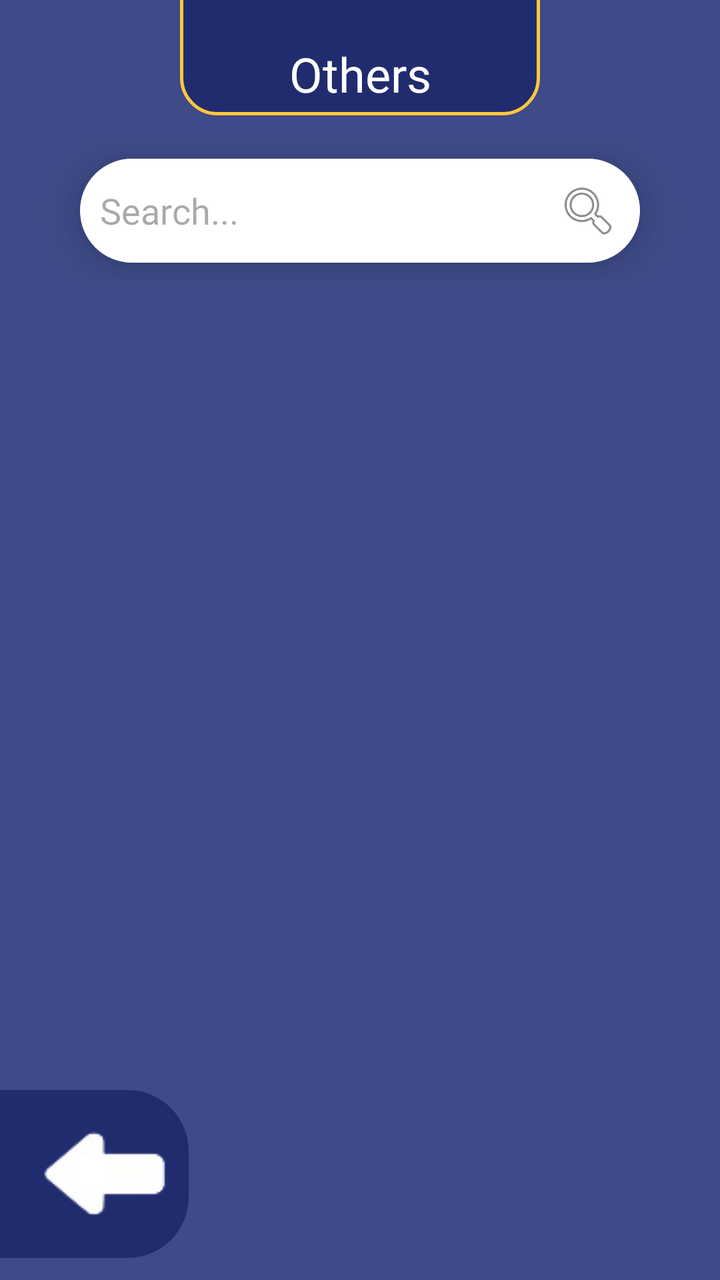
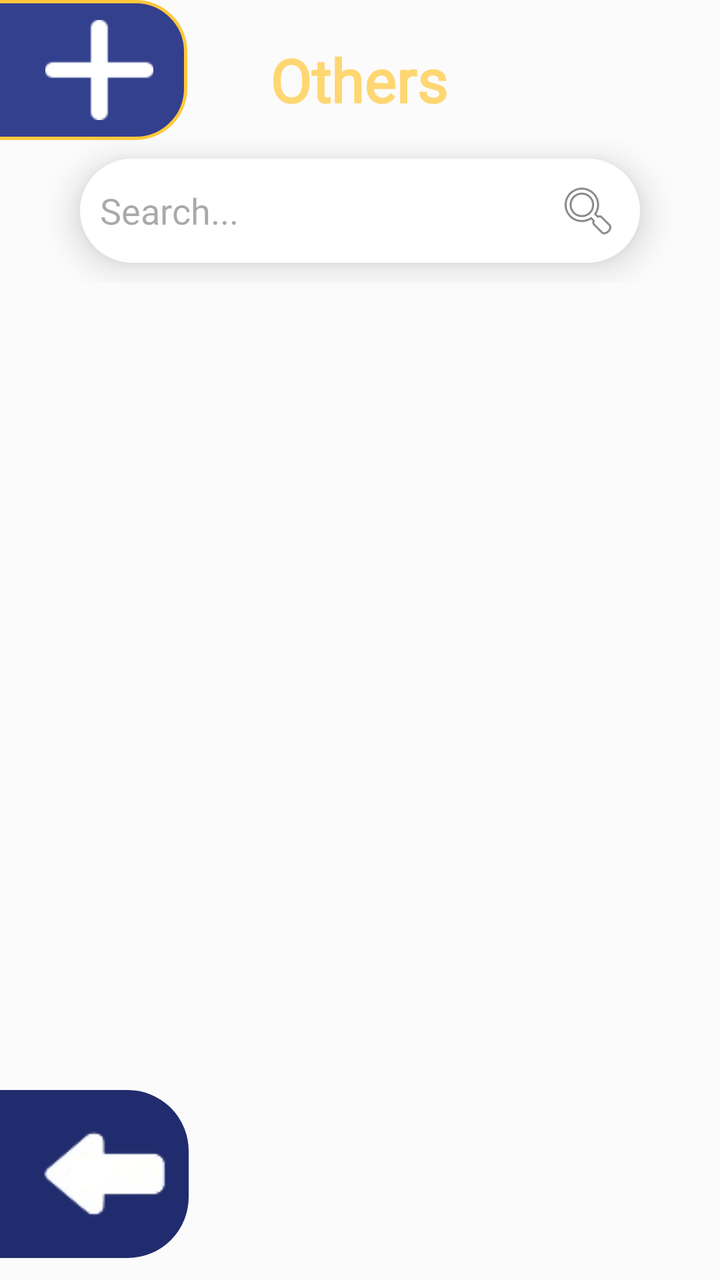

An Android layout rendered at two revisions. The XML below is the earlier revision; the diff shows what the commit changed to produce the second picture.
<!-- AndroidManifest.xml: application theme Theme.LostAndFound -->
<!-- res/layout/activity_others.xml -->
<?xml version="1.0" encoding="utf-8"?>
<androidx.constraintlayout.widget.ConstraintLayout xmlns:android="http://schemas.android.com/apk/res/android"
    xmlns:app="http://schemas.android.com/apk/res-auto"
    xmlns:tools="http://schemas.android.com/tools"
    android:id="@+id/main"
    android:background="#3F4A88"
    android:layout_width="match_parent"
    android:layout_height="match_parent"
    android:fitsSystemWindows="false"
    tools:context="activities.lostandfound.student_filters.Electronics">


    <TextView
        android:id="@+id/TV_EmptyState"
        android:layout_width="wrap_content"
        android:layout_height="wrap_content"
        android:fontFamily="@font/konkhmer"
        android:text="There are currently no lost items post"
        android:textColor="@color/white"
        android:visibility="gone"
        android:textSize="16sp"
        app:layout_constraintBottom_toBottomOf="parent"
        app:layout_constraintEnd_toEndOf="parent"
        app:layout_constraintHorizontal_bias="0.495"
        app:layout_constraintStart_toStartOf="parent"
        app:layout_constraintTop_toTopOf="parent"
        app:layout_constraintVertical_bias="0.499" />

    <androidx.recyclerview.widget.RecyclerView
        android:id="@+id/RV_LatestPosts"
        android:layout_width="match_parent"
        android:layout_height="match_parent"
        android:layout_marginStart="20dp"
        android:layout_marginTop="185dp"
        android:layout_marginEnd="20dp"
        app:layout_constraintBottom_toBottomOf="parent"
        app:layout_constraintEnd_toEndOf="parent"
        app:layout_constraintHorizontal_bias="0.0"
        app:layout_constraintStart_toStartOf="parent"
        app:layout_constraintTop_toTopOf="parent"
        app:layout_constraintVertical_bias="0.0"
        tools:listitem="@layout/lost_item_" />


    <TextView
        android:id="@+id/textView15"
        android:layout_width="match_parent"
        android:layout_height="wrap_content"
        android:layout_marginStart="90dp"
        android:layout_marginTop="-30dp"
        android:layout_marginEnd="90dp"
        android:layout_marginBottom="12dp"
        android:background="@drawable/border"
        android:fontFamily="@font/konkhmer"
        android:gravity="center"
        android:paddingTop="50dp"
        android:text="Others"
        android:textColor="@color/white"
        android:textSize="24sp"
        app:layout_constraintBottom_toTopOf="@+id/linearLayout"
        app:layout_constraintEnd_toEndOf="parent"
        app:layout_constraintHorizontal_bias="0.0"
        app:layout_constraintStart_toStartOf="parent"
        app:layout_constraintTop_toTopOf="parent"
        app:layout_constraintVertical_bias="0.466" />

    <LinearLayout
        android:id="@+id/linearLayout"
        android:layout_width="match_parent"
        android:layout_height="wrap_content"
        android:orientation="vertical"
        app:layout_constraintBottom_toBottomOf="parent"
        app:layout_constraintEnd_toEndOf="parent"
        app:layout_constraintHorizontal_bias="0.0"
        app:layout_constraintStart_toStartOf="parent"
        app:layout_constraintTop_toTopOf="parent"
        app:layout_constraintVertical_bias="0.122">

        <EditText
            android:id="@+id/ET_SearchElectronic"
            android:layout_width="match_parent"
            android:layout_height="wrap_content"
            android:layout_marginStart="40dp"
            android:layout_marginTop="10dp"
            android:layout_marginEnd="40dp"
            android:layout_marginBottom="10dp"
            android:background="@drawable/rounded_border"
            android:drawableRight="@android:drawable/ic_menu_search"
            android:elevation="10dp"
            android:fontFamily="@font/konkhmer"
            android:hint="Search..."
            android:inputType="text"
            android:textSize="18sp" />
    </LinearLayout>

    <LinearLayout
        android:id="@+id/linearLayout2"
        android:layout_width="match_parent"
        android:layout_height="wrap_content"
        android:orientation="horizontal"
        app:layout_constraintBottom_toBottomOf="parent"
        app:layout_constraintEnd_toEndOf="parent"
        app:layout_constraintHorizontal_bias="0.0"
        app:layout_constraintStart_toStartOf="parent"
        app:layout_constraintTop_toTopOf="parent"
        app:layout_constraintVertical_bias="0.98">


        <ImageView
            android:id="@+id/IV_returnBtn"
            android:layout_width="wrap_content"
            android:layout_height="wrap_content"
            android:layout_marginStart="-30dp"
            android:background="@drawable/rounded_border"
            android:backgroundTint="#212C6E"
            android:paddingStart="50dp"
            android:src="@drawable/back_icon" />


    </LinearLayout>


</androidx.constraintlayout.widget.ConstraintLayout>
<!-- res/layout/lost_item_.xml (included above) -->
<?xml version="1.0" encoding="utf-8"?>
<androidx.cardview.widget.CardView xmlns:android="http://schemas.android.com/apk/res/android"
    android:layout_width="match_parent"
    android:layout_height="120dp"
    xmlns:app="http://schemas.android.com/apk/res-auto"
    app:cardElevation="8dp"
    app:cardCornerRadius="8dp"
    android:layout_margin="10dp">
    
    <LinearLayout
        android:layout_width="match_parent"
        android:layout_height="wrap_content"
        android:layout_marginVertical="6dp"
        android:orientation="horizontal">

        <androidx.cardview.widget.CardView
            android:layout_width="wrap_content"
            android:layout_height="match_parent"
            android:layout_marginEnd="10dp"
            android:layout_marginStart="10dp">

            <ImageView
                android:id="@+id/IV_photoicon"
                android:layout_width="128dp"
                android:layout_height="match_parent"
                android:src="@drawable/photo_placeholder"/>


        </androidx.cardview.widget.CardView>

        <RelativeLayout
            android:layout_width="wrap_content"
            android:layout_height="wrap_content">

            <TextView
                android:id="@+id/TV_Status"
                android:layout_width="wrap_content"
                android:layout_height="wrap_content"
                android:layout_alignParentEnd="true"
                android:layout_marginTop="75dp"
                android:layout_marginEnd="10dp"
                android:background="@drawable/found_border"
                android:fontFamily="@font/konkhmer"
                android:paddingStart="15dp"
                android:paddingEnd="15dp"
                android:text="Found"
                android:textColor="#51af51"
                android:textSize="16sp" />

            <LinearLayout
                android:layout_width="wrap_content"
                android:layout_height="wrap_content"
                android:layout_gravity="center_vertical"
                android:orientation="vertical">

                <TextView
                    android:includeFontPadding="false"
                    android:id="@+id/TV_Itemname"
                    android:layout_width="wrap_content"
                    android:layout_height="wrap_content"
                    android:fontFamily="@font/konkhmer"
                    android:text="Item Name"
                    android:textColor="@color/text_color"
                    android:textSize="23sp" />

                <TextView
                    android:id="@+id/TV_Place"
                    android:layout_width="wrap_content"
                    android:layout_height="wrap_content"
                    android:layout_marginTop="-15dp"
                    android:drawableLeft="@drawable/location_icon"
                    android:fontFamily="@font/konkhmer"
                    android:text="Place"
                    android:textColor="#D4D4D4"
                    android:textSize="15sp" />

                <TextView
                    android:id="@+id/TV_Date"
                    android:layout_width="wrap_content"
                    android:layout_height="wrap_content"
                    android:layout_marginTop="-11dp"
                    android:drawableLeft="@drawable/date_icon"
                    android:fontFamily="@font/konkhmer"
                    android:text="Date"
                    android:textColor="#D4D4D4"
                    android:textSize="15sp" />

            </LinearLayout>


        </RelativeLayout>

    </LinearLayout>

</androidx.cardview.widget.CardView>
<!-- resources referenced by this layout -->
<resources>
  <color name="text_color">#1C254E</color>
  <color name="white">#FFFFFFFF</color>
  <!-- drawable border (drawable) -->
  <?xml version="1.0" encoding="utf-8"?>
  <shape xmlns:android="http://schemas.android.com/apk/res/android"
      android:shape="rectangle">
      <solid android:color="#212C6E"/>
      <corners android:radius="18dp"/>
      <stroke android:width="1.5dp" android:color="@color/yellow"/>
      <padding android:top="5dp" android:bottom="5dp" android:left="5dp" android:right="5dp"/>
  </shape>
  <!-- drawable date_icon (drawable) -->
  <vector xmlns:android="http://schemas.android.com/apk/res/android" android:height="24dp" android:tint="#D4D4D4" android:viewportHeight="24" android:viewportWidth="24" android:width="24dp">
        
      <path android:fillColor="#D4D4D4" android:pathData="M9,11L7,11v2h2v-2zM13,11h-2v2h2v-2zM17,11h-2v2h2v-2zM19,4h-1L18,2h-2v2L8,4L8,2L6,2v2L5,4c-1.11,0 -1.99,0.9 -1.99,2L3,20c0,1.1 0.89,2 2,2h14c1.1,0 2,-0.9 2,-2L21,6c0,-1.1 -0.9,-2 -2,-2zM19,20L5,20L5,9h14v11z"/>
      
  </vector>
  <!-- drawable found_border (drawable) -->
  <?xml version="1.0" encoding="utf-8"?>
  <shape xmlns:android="http://schemas.android.com/apk/res/android"
      android:shape="rectangle">
      <solid android:color="#82ED82"/>
      <corners android:radius="8dp"/>
  </shape>
  <!-- drawable location_icon (drawable) -->
  <vector xmlns:android="http://schemas.android.com/apk/res/android"
      android:height="24dp"
      android:tint="#D4D4D4" android:viewportHeight="960" android:viewportWidth="960" android:width="24dp">
        
      <path android:fillColor="#D4D4D4"
          android:pathData="M480,480Q513,480 536.5,456.5Q560,433 560,400Q560,367 536.5,343.5Q513,320 480,320Q447,320 423.5,343.5Q400,367 400,400Q400,433 423.5,456.5Q447,480 480,480ZM480,774Q602,662 661,570.5Q720,479 720,408Q720,299 650.5,229.5Q581,160 480,160Q379,160 309.5,229.5Q240,299 240,408Q240,479 299,570.5Q358,662 480,774ZM480,880Q319,743 239.5,625.5Q160,508 160,408Q160,258 256.5,169Q353,80 480,80Q607,80 703.5,169Q800,258 800,408Q800,508 720.5,625.5Q641,743 480,880ZM480,400Q480,400 480,400Q480,400 480,400Q480,400 480,400Q480,400 480,400Q480,400 480,400Q480,400 480,400Q480,400 480,400Q480,400 480,400Z"/>
      
  </vector>
  <!-- drawable rounded_border (drawable) -->
  <?xml version="1.0" encoding="utf-8"?>
  <shape xmlns:android="http://schemas.android.com/apk/res/android"
      android:shape="rectangle">
      <solid android:color="#ffffff"/>
      <corners android:radius="30dp"/>
      <stroke android:width="1dp" android:color="@color/white"/>
      <padding android:top="10dp" android:bottom="10dp" android:left="10dp" android:right="10dp"/>
  </shape>
  <style name="Theme.LostAndFound" parent="Base.Theme.LostAndFound" />
  <color name="yellow">#FFC83A</color>
  <style name="Base.Theme.LostAndFound" parent="Theme.Material3.DayNight.NoActionBar">
          
          
              <item name="drawerArrowStyle">@style/DrawerIcon</item>
      </style>
  <style name="DrawerIcon" parent="Widget.AppCompat.DrawerArrowToggle">
          <item name="color">@color/white</item>
      </style>
  <!-- unchanged entries left out for length: 2 -->
</resources>

<!-- the commit's change to res/layout/activity_others.xml (unified diff, before → after) -->
@@ -3,7 +3,7 @@
     xmlns:app="http://schemas.android.com/apk/res-auto"
     xmlns:tools="http://schemas.android.com/tools"
     android:id="@+id/main"
-    android:background="#3F4A88"
+    android:background="#FBFBFB"
     android:layout_width="match_parent"
     android:layout_height="match_parent"
     android:fitsSystemWindows="false"
@@ -44,25 +44,20 @@
 
     <TextView
         android:id="@+id/textView15"
-        android:layout_width="match_parent"
-        android:layout_height="wrap_content"
-        android:layout_marginStart="90dp"
-        android:layout_marginTop="-30dp"
-        android:layout_marginEnd="90dp"
-        android:layout_marginBottom="12dp"
-        android:background="@drawable/border"
+        android:layout_width="wrap_content"
+        android:layout_height="wrap_content"
         android:fontFamily="@font/konkhmer"
         android:gravity="center"
-        android:paddingTop="50dp"
         android:text="Others"
-        android:textColor="@color/white"
-        android:textSize="24sp"
+        android:textColor="#FED773"
+        android:textSize="30sp"
+        android:textStyle="bold"
         app:layout_constraintBottom_toTopOf="@+id/linearLayout"
         app:layout_constraintEnd_toEndOf="parent"
-        app:layout_constraintHorizontal_bias="0.0"
-        app:layout_constraintStart_toStartOf="parent"
-        app:layout_constraintTop_toTopOf="parent"
-        app:layout_constraintVertical_bias="0.466" />
+        app:layout_constraintHorizontal_bias="0.497"
+        app:layout_constraintStart_toStartOf="parent"
+        app:layout_constraintTop_toTopOf="parent"
+        app:layout_constraintVertical_bias="0.675" />
 
     <LinearLayout
         android:id="@+id/linearLayout"
@@ -119,6 +114,21 @@
 
     </LinearLayout>
 
+    <ImageView
+        android:id="@+id/imageView2"
+        android:layout_width="130dp"
+        android:layout_height="70dp"
+        android:layout_marginStart="-37dp"
+        android:background="@drawable/border"
+        android:paddingStart="47dp"
+        app:layout_constraintBottom_toTopOf="@+id/linearLayout"
+        app:layout_constraintEnd_toStartOf="@+id/textView15"
+        app:layout_constraintHorizontal_bias="0.0"
+        app:layout_constraintStart_toStartOf="parent"
+        app:layout_constraintTop_toTopOf="parent"
+        app:layout_constraintVertical_bias="0.551"
+        app:srcCompat="@drawable/others_icon_filter" />
+
 
 </androidx.constraintlayout.widget.ConstraintLayout>
 <!-- res/layout/lost_item_.xml (included above) -->
<!-- resource entries referenced after the edit -->
@@ -6,10 +6,10 @@
   <?xml version="1.0" encoding="utf-8"?>
   <shape xmlns:android="http://schemas.android.com/apk/res/android"
       android:shape="rectangle">
-      <solid android:color="#212C6E"/>
-      <corners android:radius="18dp"/>
+      <solid android:color="#33408E"/>
+      <corners android:radius="25dp"/>
       <stroke android:width="1.5dp" android:color="@color/yellow"/>
-      <padding android:top="5dp" android:bottom="5dp" android:left="5dp" android:right="5dp"/>
+      <padding android:top="10dp" android:bottom="10dp" android:left="5dp" android:right="5dp"/>
   </shape>
   <!-- drawable date_icon (drawable) -->
   <vector xmlns:android="http://schemas.android.com/apk/res/android" android:height="24dp" android:tint="#D4D4D4" android:viewportHeight="24" android:viewportWidth="24" android:width="24dp">
@@ -33,6 +33,7 @@
           android:pathData="M480,480Q513,480 536.5,456.5Q560,433 560,400Q560,367 536.5,343.5Q513,320 480,320Q447,320 423.5,343.5Q400,367 400,400Q400,433 423.5,456.5Q447,480 480,480ZM480,774Q602,662 661,570.5Q720,479 720,408Q720,299 650.5,229.5Q581,160 480,160Q379,160 309.5,229.5Q240,299 240,408Q240,479 299,570.5Q358,662 480,774ZM480,880Q319,743 239.5,625.5Q160,508 160,408Q160,258 256.5,169Q353,80 480,80Q607,80 703.5,169Q800,258 800,408Q800,508 720.5,625.5Q641,743 480,880ZM480,400Q480,400 480,400Q480,400 480,400Q480,400 480,400Q480,400 480,400Q480,400 480,400Q480,400 480,400Q480,400 480,400Q480,400 480,400Z"/>
       
   </vector>
+  <!-- drawable others_icon_filter: png bitmap (drawable, 627 bytes) -->
   <!-- drawable rounded_border (drawable) -->
   <?xml version="1.0" encoding="utf-8"?>
   <shape xmlns:android="http://schemas.android.com/apk/res/android"
